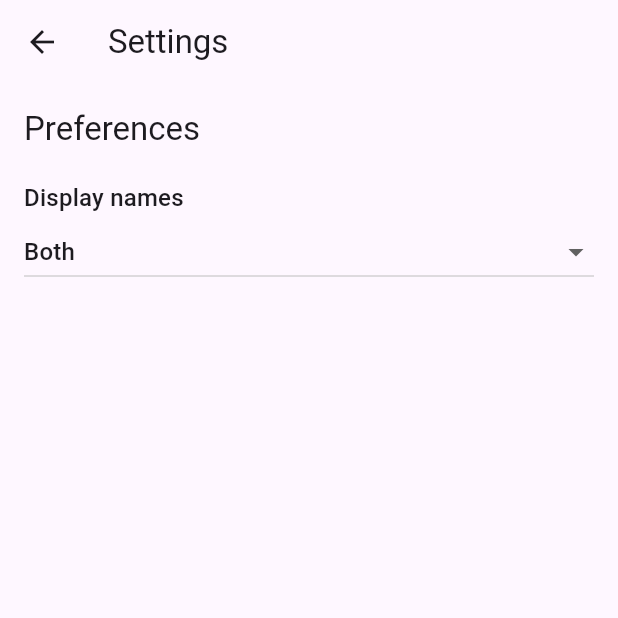
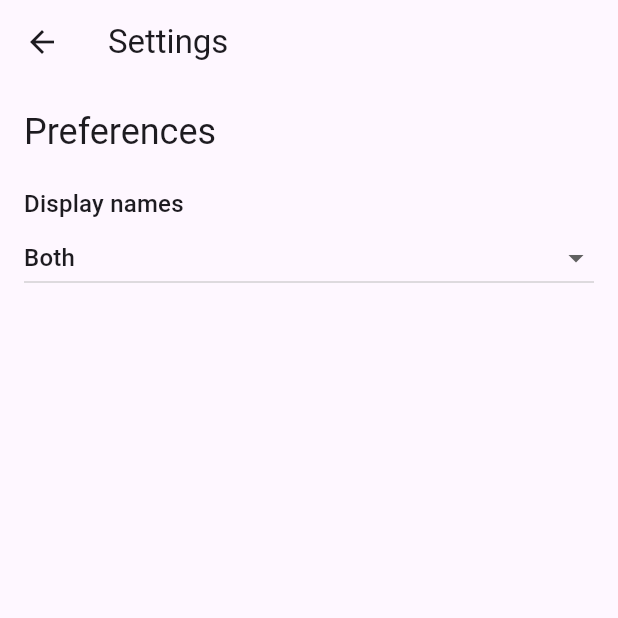
Before and after one commit to TropicodeLabs/Euphonia-AI-Reviewer, a Flutter app: the SettingsScreen screen opened by its route, on a phone screen of 412 x 824 dp, the top half of it. Run offline on Flutter 3.47's test engine with Material 3 defaults, Android fonts, the phone set to English and light mode, and no system bars; our stand-ins replace audioplayers, cached_network_image, cloud_firestore, cloud_functions, csv, file_picker and 7 more; missing offline and left inert: fftea, firebase_ui_auth, wav; accounts and stored records are empty; generated files the repository leaves out were written again.

Commit message:
Facilitate admin app implementation

```diff
--- a/code/admin_pc_app/lib/settings_screen.dart
+++ b/code/admin_pc_app/lib/settings_screen.dart
@@ -39,11 +39,12 @@ class _SettingsScreenState extends State<SettingsScreen> {
           children: [
             Text(
               'Preferences',
-              style: Theme.of(context).textTheme.headline6,
+              style: Theme.of(context).textTheme.headlineSmall,
             ),
             const SizedBox(height: 20),
             // Text: 'Display names as',
-            Text('Display names', style: Theme.of(context).textTheme.subtitle1),
+            Text('Display names',
+                style: Theme.of(context).textTheme.titleMedium),
             // SizedBox(height: 20),
             DropdownButton<String>(
               isExpanded: true,
```
Also changed, not shown: 4 other files.
